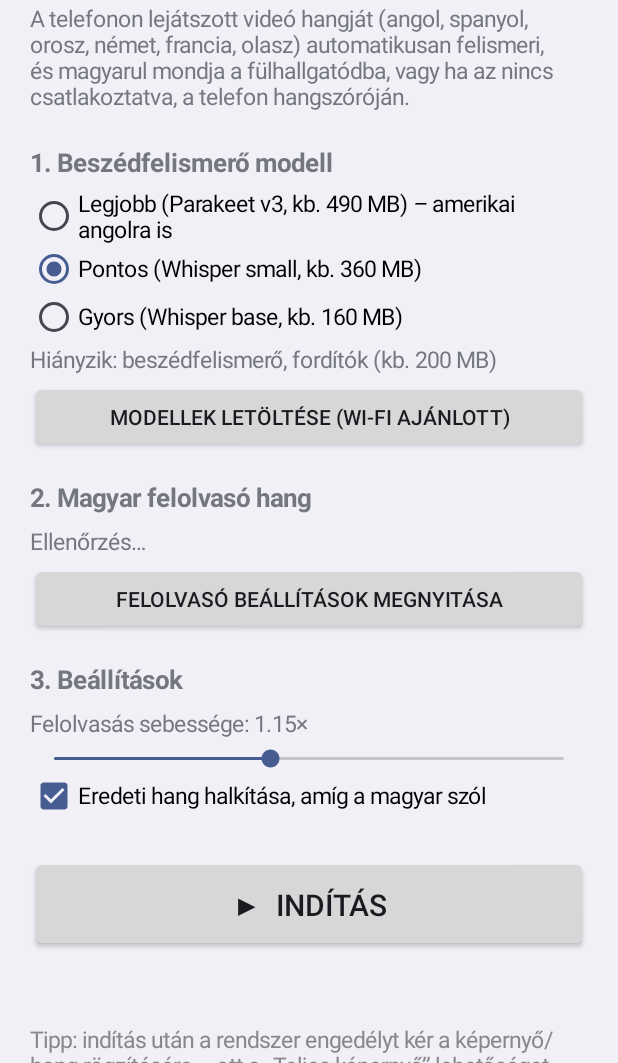
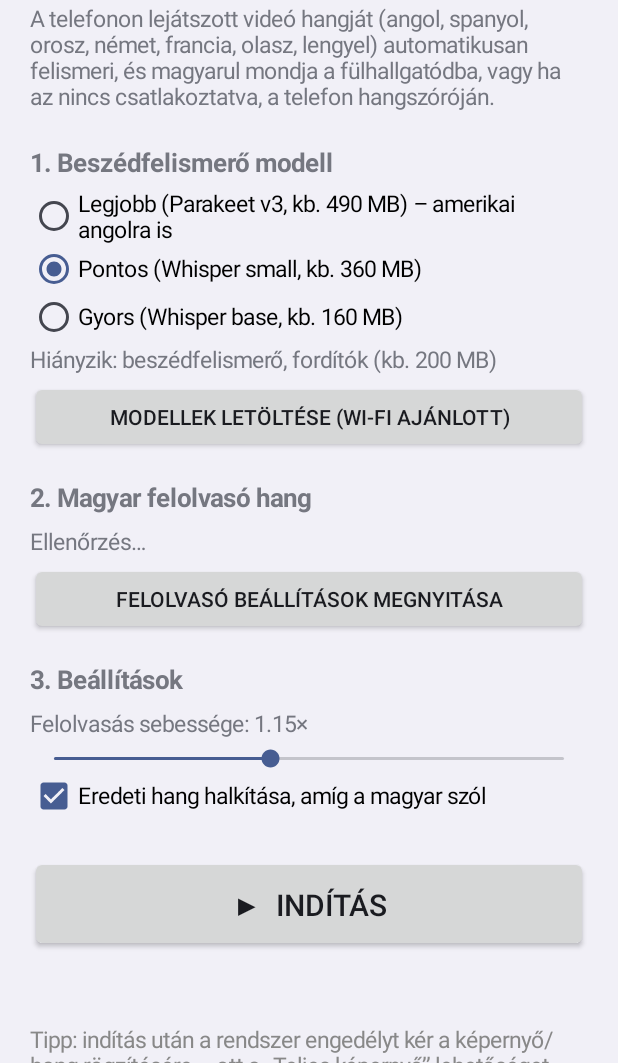
Before and after one commit to nincsmega71/Szinkrontolmacs, an Android app: the screen it shows after launch (MainActivity), on a phone screen of 412 x 824 dp, the part 173-1236 px from its top. Run offline under Robolectric (Android 15) with nearby library versions, the phone set to English and light mode, and no system bars; libraries missing offline, so code that uses them is left out: com.google.mlkit.common, com.google.mlkit.nl, com.k2fsa.sherpa, org.apache.commons; 1 statement that could not run was skipped.

Commit message:
Lengyel forrásnyelv hozzáadása
Co-Authored-By: Claude Opus 5.5 <noreply@anthropic.com>
Claude-Session: https://claude.ai/code/session_012BMU5oaUrUU8mUh1p3Eq3x

```diff
--- a/app/build.gradle.kts
+++ b/app/build.gradle.kts
@@ -11,8 +11,8 @@ android {
         applicationId = "hu.tamas.szinkrontolmacs"
         minSdk = 29          // Android 10: belső hang rögzítése (AudioPlaybackCapture)
         targetSdk = 35
-        versionCode = 3
-        versionName = "1.2"
+        versionCode = 4
+        versionName = "1.3"
         ndk {
             abiFilters += listOf("arm64-v8a")   // S24 Ultra – kisebb APK
         }
--- a/app/src/main/java/hu/tamas/szinkrontolmacs/MainActivity.kt
+++ b/app/src/main/java/hu/tamas/szinkrontolmacs/MainActivity.kt
@@ -104,7 +104,7 @@ class MainActivity : Activity() {
             setTypeface(typeface, Typeface.BOLD)
         })
         oszlop.addView(szoveg(
-            "A telefonon lejátszott videó hangját (angol, spanyol, orosz, német, francia, olasz) " +
+            "A telefonon lejátszott videó hangját (angol, spanyol, orosz, német, francia, olasz, lengyel) " +
                 "automatikusan felismeri, és magyarul mondja a fülhallgatódba, vagy ha az nincs csatlakoztatva, a telefon hangszóróján."
         ))
 
--- a/app/src/main/java/hu/tamas/szinkrontolmacs/Modellek.kt
+++ b/app/src/main/java/hu/tamas/szinkrontolmacs/Modellek.kt
@@ -26,6 +26,7 @@ val FORRAS_NYELVEK = linkedMapOf(
     "de" to "német",
     "fr" to "francia",
     "it" to "olasz",
+    "pl" to "lengyel",
 )
 
 /** Beszédfelismerő modellek (Parakeet v3 vagy Whisper) letöltése és helye. */
```
Also changed, not shown: 1 other file.
